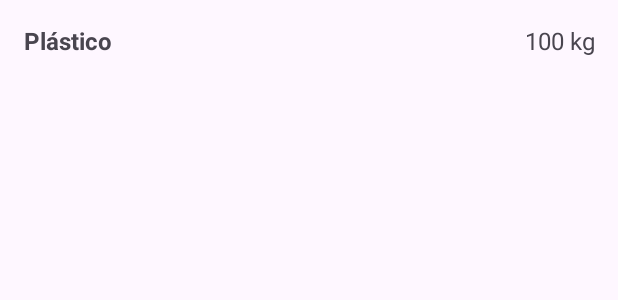
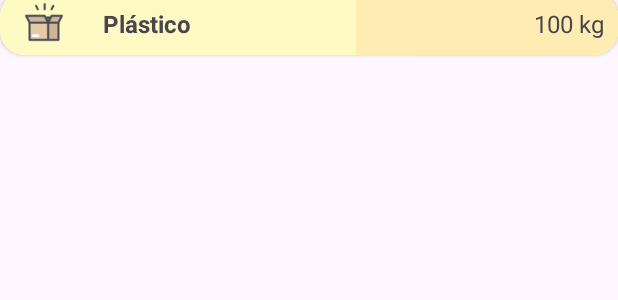
Before and after one commit to Alvarado321/ECOLIM, an Android app: the layout activity_registro_r_reportes_item.xml on its own in the app's theme, with its tools: preview values and no code run, on a phone screen of 412 x 824 dp. Shown: the top 300 px of the screen. Run offline under Robolectric (Android 15) with nearby library versions, the phone set to English and light mode, and no system bars.

Commit message:
Update: Ultimos cambios de reportes esteticos

```diff
--- a/app/src/main/res/layout/activity_registro_r_reportes.xml
+++ b/app/src/main/res/layout/activity_registro_r_reportes.xml
@@ -54,6 +54,7 @@
                     android:layout_height="wrap_content"
                     android:orientation="horizontal"
                     android:paddingTop="10dp"
+                    android:paddingLeft="5dp"
                     android:weightSum="2">
 
                     <Button
@@ -83,6 +84,14 @@
                     android:paddingTop="10dp"
                     android:weightSum="2">
 
+                    <Button
+                        android:id="@+id/btnFechaFin"
+                        android:layout_width="0dp"
+                        android:layout_height="wrap_content"
+                        android:layout_marginStart="4dp"
+                        android:layout_weight="1"
+                        android:text="Fecha Final" />
+
                     <TextView
                         android:id="@+id/txtFechaFin"
                         android:layout_width="80dp"
@@ -92,14 +101,6 @@
                         android:textAlignment="center"
                         android:textSize="14sp"
                         android:textStyle="bold" />
-
-                    <Button
-                        android:id="@+id/btnFechaFin"
-                        android:layout_width="0dp"
-                        android:layout_height="wrap_content"
-                        android:layout_marginStart="4dp"
-                        android:layout_weight="1"
-                        android:text="Fecha Final" />
 
                 </LinearLayout>
 
--- a/app/src/main/res/layout/activity_registro_r_reportes_item.xml
+++ b/app/src/main/res/layout/activity_registro_r_reportes_item.xml
@@ -2,25 +2,52 @@
 <LinearLayout xmlns:android="http://schemas.android.com/apk/res/android"
     android:layout_width="match_parent"
     android:layout_height="wrap_content"
+    xmlns:app="http://schemas.android.com/apk/res-auto"
     android:orientation="horizontal"
-    android:padding="16dp"
     android:gravity="center_vertical">
+
+    <androidx.cardview.widget.CardView
+        android:layout_width="match_parent"
+        android:layout_height="match_parent"
+        app:cardCornerRadius="16dp"
+        android:layout_marginBottom="10dp">
+
+        <LinearLayout
+            android:layout_width="match_parent"
+            android:layout_height="match_parent"
+            android:orientation="horizontal"
+            android:background="#FFF9C4">
+
+            <ImageView
+                android:id="@+id/imageView3"
+                android:layout_width="60dp"
+                android:layout_height="40dp"
+                android:layout_weight="3"
+                android:padding="5dp"
+                app:srcCompat="@drawable/icons8_open_box_64" />
 
             <TextView
                 android:id="@+id/txtTipoResiduoReporte"
-        android:layout_width="0dp"
+                android:layout_width="180dp"
+                android:layout_height="wrap_content"
                 android:layout_weight="2"
-        android:layout_height="wrap_content"
+                android:padding="10dp"
                 android:text="Plástico"
                 android:textSize="16sp"
-        android:textStyle="bold"/>
+                android:textStyle="bold" />
 
             <TextView
                 android:id="@+id/txtCantidadResiduoReporte"
-        android:layout_width="0dp"
+                android:layout_width="175dp"
+                android:layout_height="wrap_content"
                 android:layout_weight="1"
-        android:layout_height="wrap_content"
+                android:padding="10dp"
                 android:text="100 kg"
+                android:background="#FFECB3"
                 android:textAlignment="textEnd"
-        android:textSize="16sp"/>
+                android:textSize="16sp" />
         </LinearLayout>
+
+    </androidx.cardview.widget.CardView>
+
+</LinearLayout>
```
Also changed, not shown: app/src/main/res/drawable/icons8_open_box_64.png (added). Lines whose indentation alone changed are shown as unchanged.
